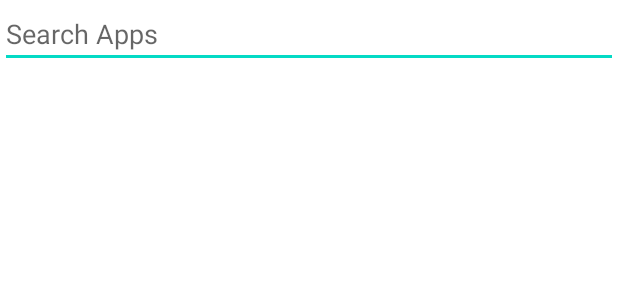
After one commit to lukaspetersson/PrioPing, an Android app: the layout dialog_searchable_list.xml on its own in the app's theme, with its tools: preview values and no code run, on a phone screen of 412 x 824 dp. The commit adds this screen. Shown: the top 300 px of the screen. Run offline under Robolectric (Android 15) with nearby library versions, the phone set to English and light mode, and no system bars.

Commit message:
dialog with search

```diff
--- a/app/src/main/java/com/example/prioping/ui/logs/NotificationAdapter.kt
+++ b/app/src/main/java/com/example/prioping/ui/logs/NotificationAdapter.kt
@@ -48,14 +48,16 @@ class NotificationAdapter :
         }
 
       private fun getAppNameFromPackageName(packageName: String, context: Context): String {
-            val packageManager = context.packageManager
+    val packageManager = context.applicationContext.packageManager
     return try {
         val applicationInfo = packageManager.getApplicationInfo(packageName, 0)
-                packageManager.getApplicationLabel(applicationInfo).toString()
+        val appName = packageManager.getApplicationLabel(applicationInfo).toString()
+        appName
     } catch (e: PackageManager.NameNotFoundException) {
         packageName
     }
 }
+
 
         private fun TextView.setTextOrHide(prefix: String, text: String?) {
             text?.let {
--- /dev/null
+++ b/app/src/main/res/layout/dialog_searchable_list.xml
@@ -0,0 +1,17 @@
+<LinearLayout xmlns:android="http://schemas.android.com/apk/res/android"
+    android:layout_width="match_parent"
+    android:layout_height="match_parent"
+    android:orientation="vertical">
+
+    <EditText
+        android:id="@+id/search_view"
+        android:layout_width="match_parent"
+        android:layout_height="wrap_content"
+        android:hint="Search Apps"/>
+
+    <ListView
+        android:id="@+id/list_view"
+        android:layout_width="match_parent"
+        android:layout_height="wrap_content" />
+
+</LinearLayout>
--- a/app/src/main/res/layout/fragment_trigger.xml
+++ b/app/src/main/res/layout/fragment_trigger.xml
@@ -20,7 +20,7 @@
         android:layout_marginTop="16dp"
         android:layout_below="@id/info_text" />
     <Button
-    android:id="@+id/selectAppsButton"
+    android:id="@+id/select_apps"
     android:layout_width="wrap_content"
     android:layout_height="wrap_content"
     android:text="Select Apps"
@@ -36,7 +36,7 @@
         android:maxLength="300"
         android:inputType="text"
         android:layout_marginTop="16dp"
-        android:layout_below="@id/selectAppsButton" />
+        android:layout_below="@id/select_apps" />
 
     <ScrollView
         android:id="@+id/instruction_field_scroll"
```
Also changed, not shown: app/src/main/java/com/example/prioping/ui/trigger/TriggerFragment.kt (+83 -6 lines), app/src/main/java/com/example/prioping/ui/trigger/TriggerViewModel.kt (+18 -0 lines). Lines whose indentation alone changed are shown as unchanged.
